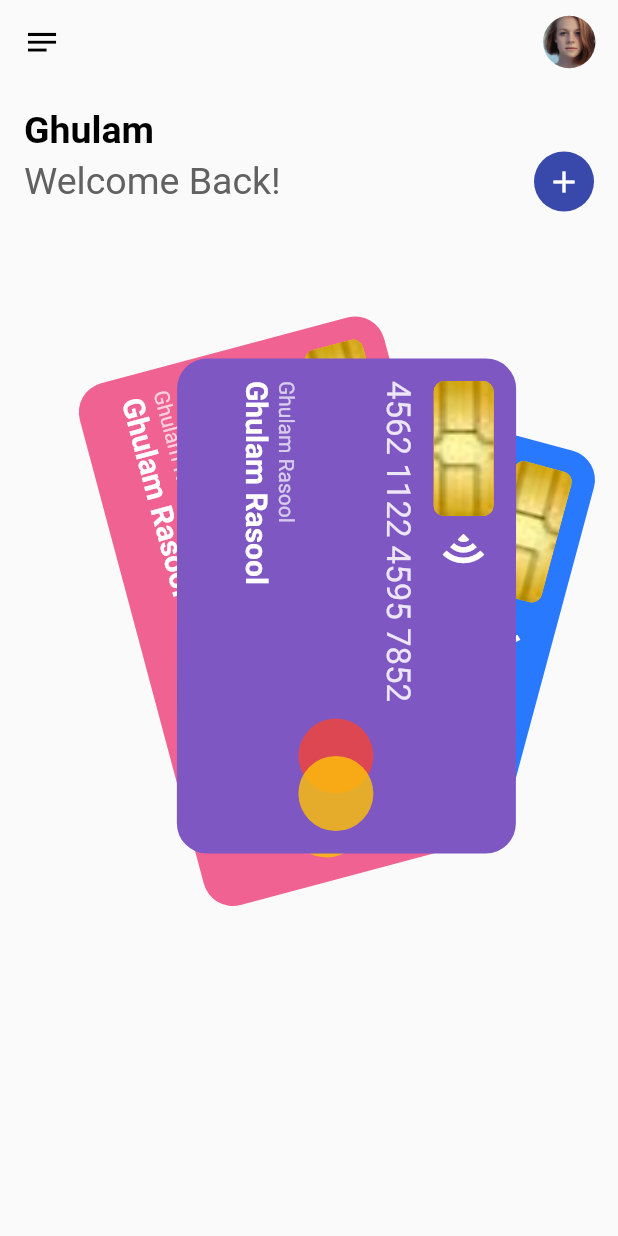
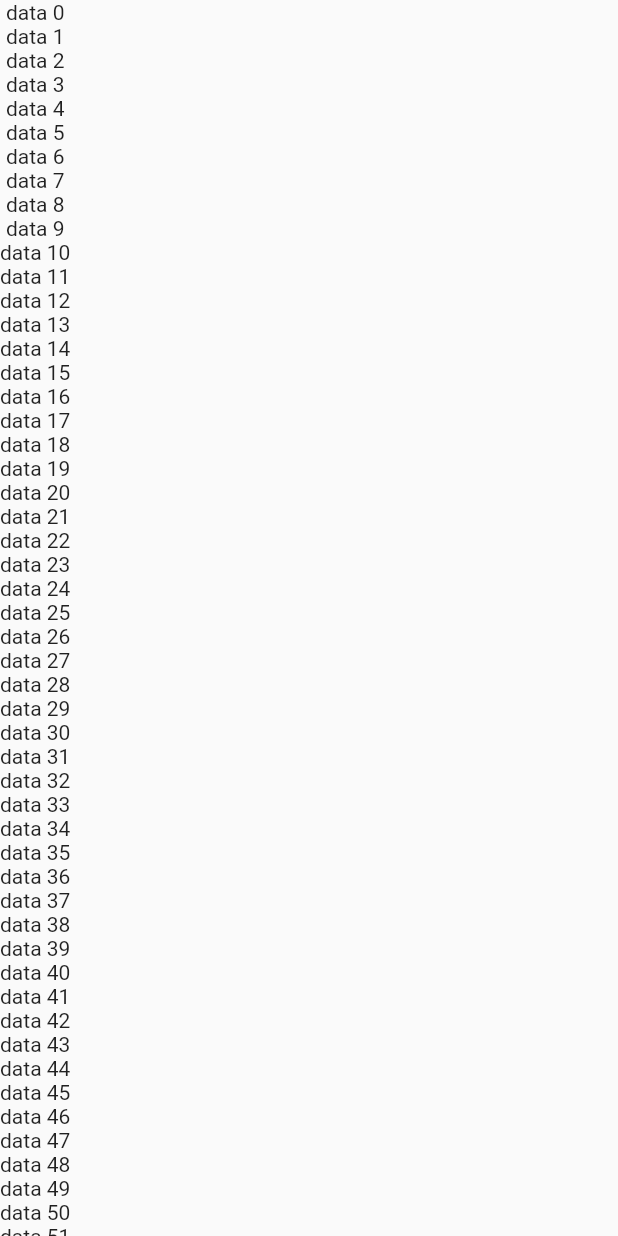
Before and after one commit to Desk-Code/my_practtise, a Flutter app: the screen it shows after launch, on a phone screen of 412 x 824 dp. Run offline on Flutter 3.47's test engine with Material 2 defaults, Android fonts, the phone set to English and light mode, and no system bars.

Commit message:
practise

```diff
--- a/lib/main.dart
+++ b/lib/main.dart
@@ -1,5 +1,5 @@
 import 'package:flutter/material.dart';
-import 'package:my_practtise/practise/ui14_credit_card/screens/home_page/home_page.dart';
+import 'package:my_practtise/practise/practise_page.dart';
 
 void main() {
   runApp(const MyApp());
@@ -11,7 +11,7 @@ class MyApp extends StatelessWidget {
   Widget build(BuildContext context) {
     return const MaterialApp(
       debugShowCheckedModeBanner: false,
-      home: UI14HomePage(),
+      home: PractisePage(),
     );
   }
 }
--- /dev/null
+++ b/lib/practise/practise_page.dart
@@ -0,0 +1,16 @@
+import 'package:flutter/material.dart';
+
+class PractisePage extends StatelessWidget {
+  const PractisePage({super.key});
+
+  @override
+  Widget build(BuildContext context) {
+    return Scaffold(
+      body: Column(
+        children: [
+          ...List.generate(100, (index) => Text("data $index")),
+        ],
+      ),
+    );
+  }
+}
--- a/lib/practise/rotate_demo.dart
+++ b/lib/practise/rotate_demo.dart
@@ -20,9 +20,7 @@ class _RotateDemoState extends State<RotateDemo> {
             if (angle >= 360) {
               angle = 0;
             }
-            setState(() {
-              print(angle);
-            });
+            setState(() {});
           },
           child: Transform.rotate(
             angle: angle * (22 / 7) / 180,
```
Also changed, not shown: lib/rotated_box.dart (added, +17 -0 lines).
